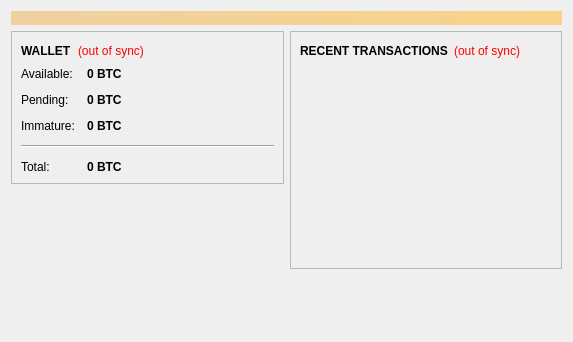
Qt form src/qt/forms/overviewpage.ui (neoscoin/neos-classic) before a commit.
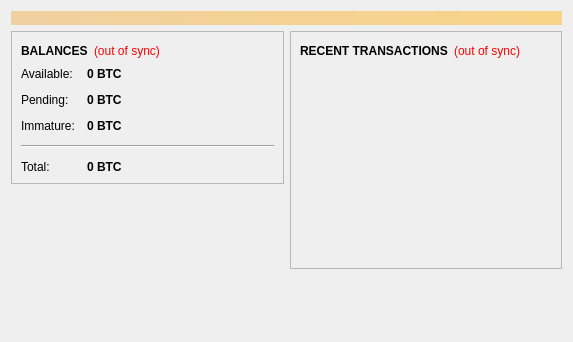
The same form after that commit. Icons and pictures are not drawn.

Commit message: Rename `WALLET` to `BALANCES` in overview page

```diff
--- a/src/qt/forms/overviewpage.ui
+++ b/src/qt/forms/overviewpage.ui
@@ -54,7 +54,7 @@
                </font>
               </property>
               <property name="text">
-               <string>WALLET</string>
+               <string>BALANCES</string>
               </property>
              </widget>
             </item>
```
